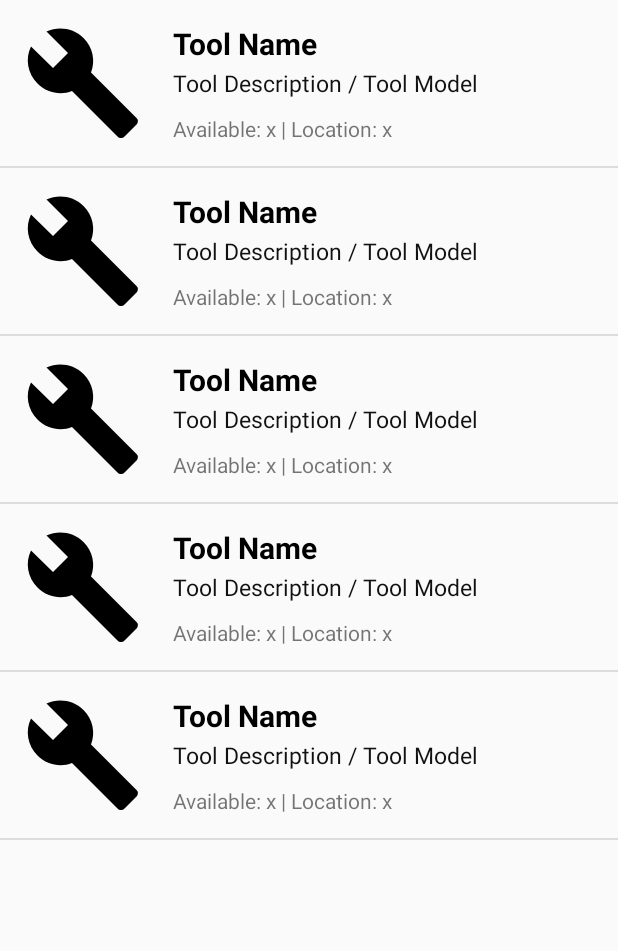
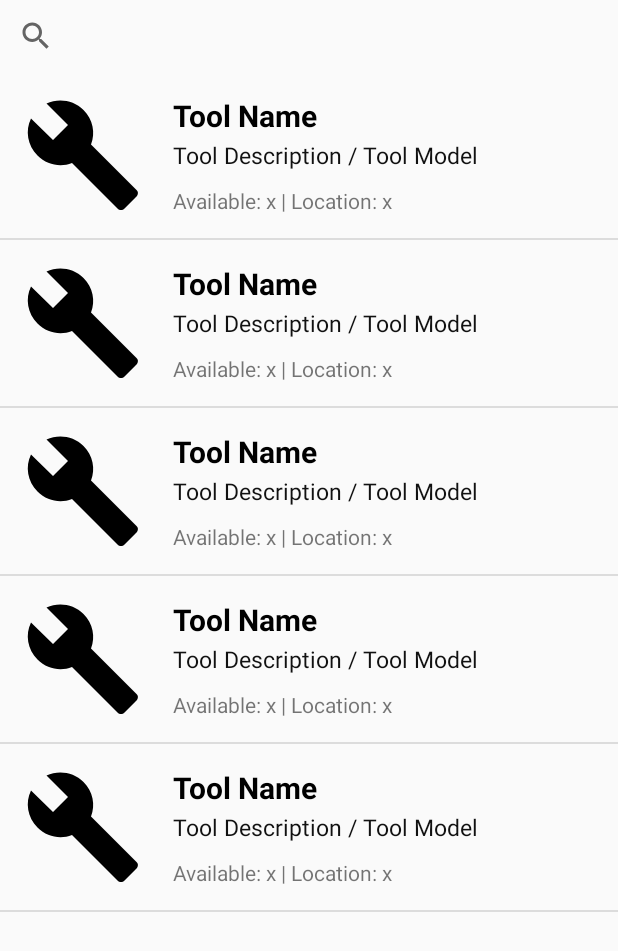
Before and after one commit to MTNANCE/ToolSquirrel, an Android app: the fragment HomeFragment shown on its own in the app's theme, on a phone screen of 412 x 824 dp. Shown: the top 951 px of the screen. Run offline under Robolectric (Android 15) with nearby library versions, the phone set to English and light mode, and no system bars; our stand-ins replace Picasso; pictures from the network do not load; 4 statements that could not run were skipped.

Commit message:
Add searchbar

```diff
--- a/app/src/main/res/layout/fragment_home.xml
+++ b/app/src/main/res/layout/fragment_home.xml
@@ -5,9 +5,15 @@
     android:layout_height="match_parent"
     android:layout_width="match_parent">
 
+    <SearchView
+        android:layout_width="match_parent"
+        android:layout_height="wrap_content"
+        android:id="@+id/home_search"/>
+
     <androidx.recyclerview.widget.RecyclerView
         android:layout_height="match_parent"
         android:layout_width="match_parent"
-        android:id="@+id/home_recycler_view"/>
+        android:id="@+id/home_recycler_view"
+        android:layout_below="@id/home_search"/>
 
 </RelativeLayout>
```
